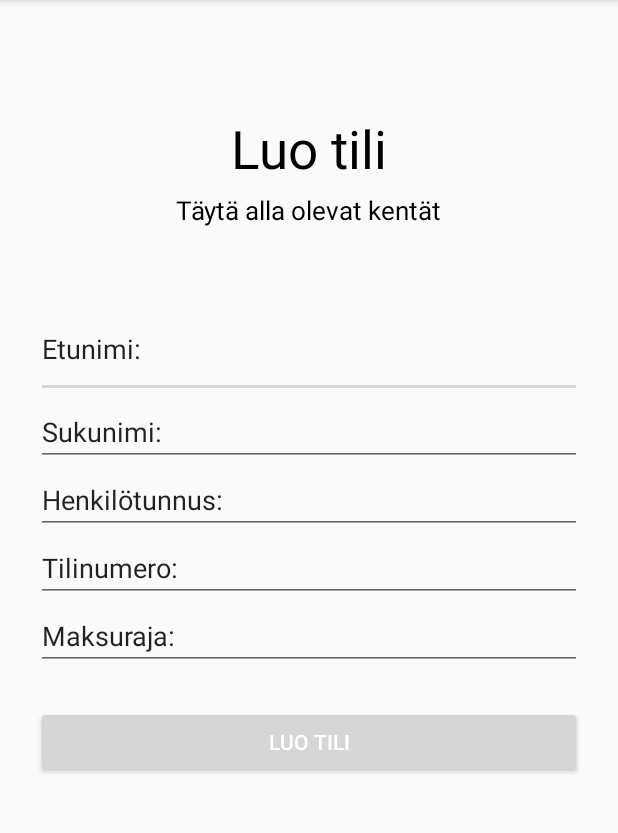
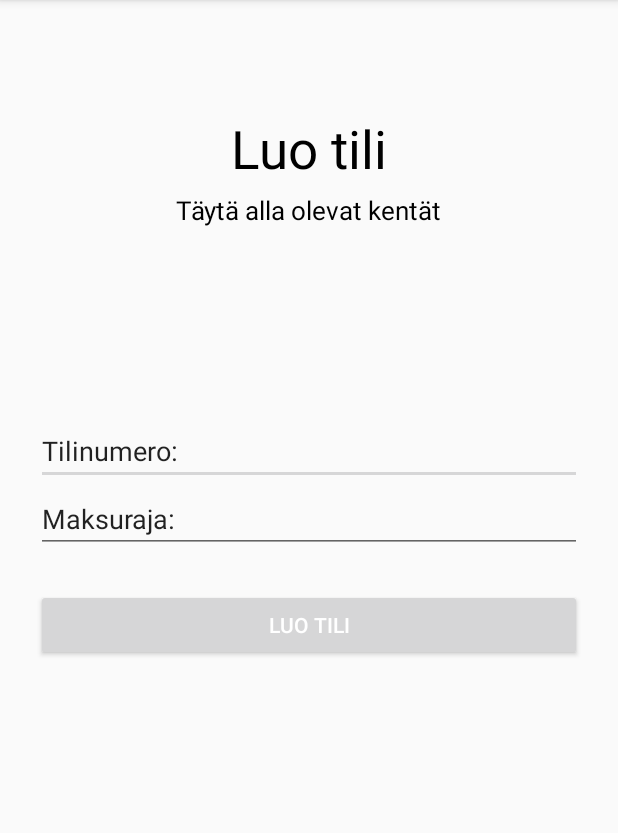
Before and after one commit to janettapcs/harjoitustyo, an Android app: the CreateAccountActivity screen opened directly, with no data from a screen before it, on a phone screen of 412 x 824 dp, the part 84-917 px from its top. Run offline under Robolectric (Android 15) with nearby library versions, the phone set to English and light mode, and no system bars.

Commit message:
Activities added.

```diff
--- a/app/src/main/java/com/example/harjoitustyo/CreateAccountActivity.java
+++ b/app/src/main/java/com/example/harjoitustyo/CreateAccountActivity.java
@@ -2,15 +2,14 @@ package com.example.harjoitustyo;
 
 import androidx.appcompat.app.AppCompatActivity;
 
+import android.content.Intent;
 import android.os.Bundle;
 import android.view.View;
 import android.widget.EditText;
 
 public class CreateAccountActivity extends AppCompatActivity {
 
-    EditText firstName;
-    EditText lastName;
-    EditText identityNumber;
+
     EditText accountNumber;
     EditText limit;
 
@@ -19,9 +18,6 @@ public class CreateAccountActivity extends AppCompatActivity {
         super.onCreate(savedInstanceState);
         setContentView(R.layout.activity_create_account);
 
-        firstName = findViewById(R.id.firstName);
-        lastName = findViewById(R.id.lastName);
-        identityNumber = findViewById(R.id.identityNumber);
         limit = findViewById(R.id.limit);
         accountNumber = findViewById(R.id.accountNumber);
         System.out.println("heippa");
@@ -29,5 +25,12 @@ public class CreateAccountActivity extends AppCompatActivity {
 
     public void createAccount(View v) {
 
+        String accountNumberText = accountNumber.getText().toString();
+        String limitText = limit.getText().toString();
+
+        Bank.getInstance().createAccount(accountNumberText, limitText, Session.getUser());
+
+        startActivity(new Intent(CreateAccountActivity.this, MainActivity.class));
+
     }
 }
--- a/app/src/main/res/layout/activity_create_account.xml
+++ b/app/src/main/res/layout/activity_create_account.xml
@@ -47,30 +47,6 @@
             android:paddingLeft="24dp"
             android:paddingRight="24dp">
 
-            <EditText
-                android:id="@+id/firstName"
-                android:layout_width="match_parent"
-                android:layout_height="65dp"
-                android:ems="10"
-                android:inputType="text"
-                android:text="Etunimi:" />
-
-
-            <EditText
-                android:id="@+id/lastName"
-                android:layout_width="match_parent"
-                android:layout_height="wrap_content"
-                android:ems="10"
-                android:inputType="text"
-                android:text="Sukunimi:" />
-
-            <EditText
-                android:id="@+id/identityNumber"
-                android:layout_width="match_parent"
-                android:layout_height="wrap_content"
-                android:ems="10"
-                android:inputType="text"
-                android:text="Henkilötunnus:" />
 
             <EditText
                 android:id="@+id/accountNumber"
@@ -97,7 +73,8 @@
                 android:layout_marginBottom="24dp"
                 android:backgroundTint="@color/colorPrimaryDark"
                 android:text="Luo tili"
-                android:textColor="@android:color/white" />
+                android:textColor="@android:color/white"
+                android:onClick="createAccount"/>
         </LinearLayout>
 
     </LinearLayout>
```
Also changed, not shown: app/src/main/java/com/example/harjoitustyo/Account.java (+5 -21 lines), app/src/main/java/com/example/harjoitustyo/AddMoneyActivity.java (+6 -9 lines), app/src/main/java/com/example/harjoitustyo/Bank.java (+52 -3 lines), app/src/main/java/com/example/harjoitustyo/Session.java (added, +14 -0 lines), app/src/main/java/com/example/harjoitustyo/User.java (+7 -8 lines), app/src/main/java/com/example/harjoitustyo/Utilities.java (added, +20 -0 lines), app/src/main/res/layout/activity_add_money.xml (+2 -8 lines).
